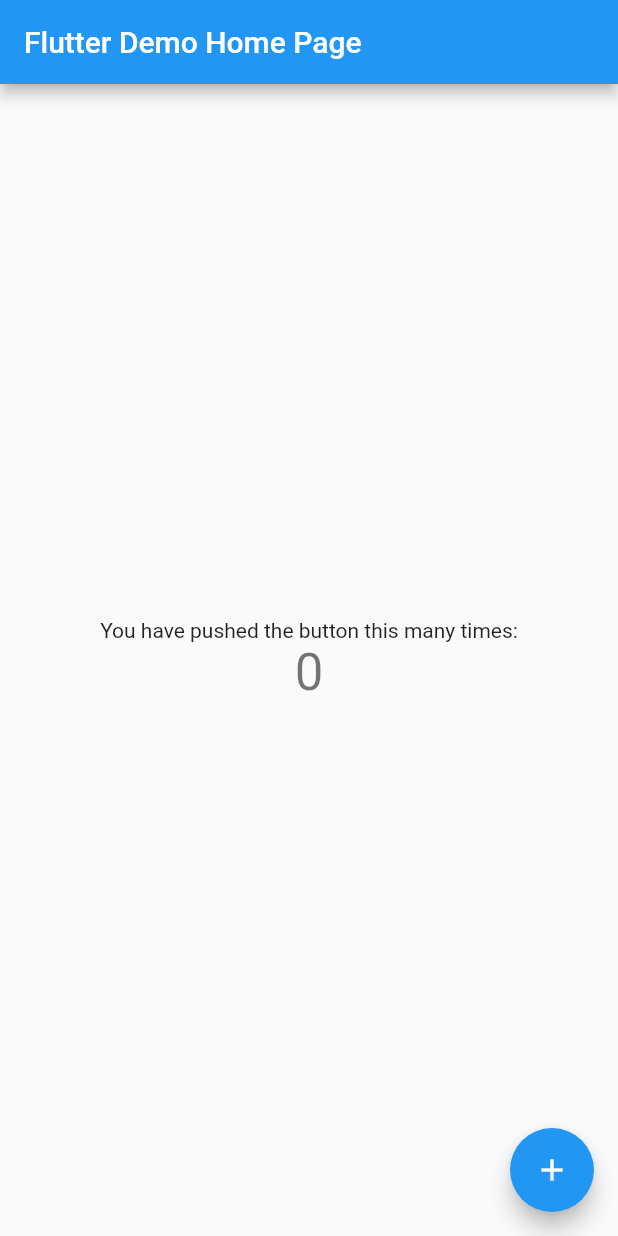
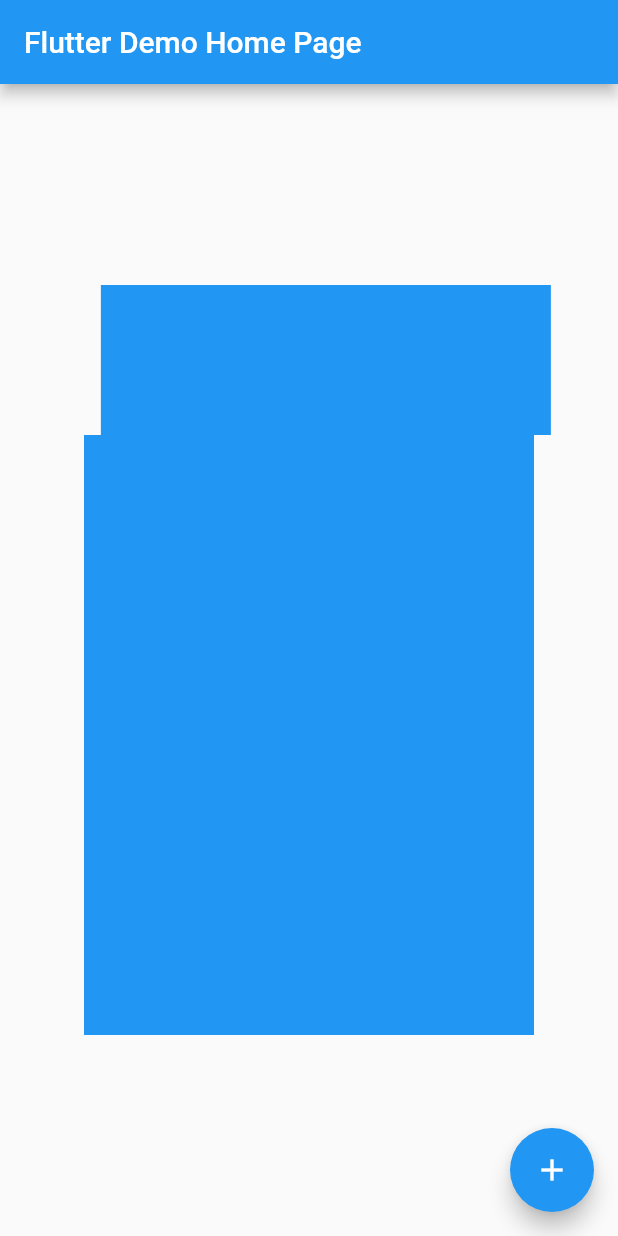
Before and after one commit to Mrs-Chang/flutter_learn, a Flutter app: the screen it shows after launch, on a phone screen of 412 x 824 dp. Run offline on Flutter 3.47's test engine with Material 2 defaults, Android fonts, the phone set to English and light mode, and no system bars.

Commit message:
交错动画，管理区间

```diff
--- a/lib/main.dart
+++ b/lib/main.dart
@@ -13,15 +13,6 @@ class MyApp extends StatelessWidget {
     return MaterialApp(
       title: 'Flutter Demo',
       theme: ThemeData(
-        // This is the theme of your application.
-        //
-        // Try running your application with "flutter run". You'll see the
-        // application has a blue toolbar. Then, without quitting the app, try
-        // changing the primarySwatch below to Colors.green and then invoke
-        // "hot reload" (press "r" in the console where you ran "flutter run",
-        // or simply save your changes to "hot reload" in a Flutter IDE).
-        // Notice that the counter didn't reset back to zero; the application
-        // is not restarted.
         primarySwatch: Colors.blue,
       ),
       home: const MyHomePage(title: 'Flutter Demo Home Page'),
@@ -31,79 +22,70 @@ class MyApp extends StatelessWidget {
 
 class MyHomePage extends StatefulWidget {
   const MyHomePage({Key? key, required this.title}) : super(key: key);
-
-  // This widget is the home page of your application. It is stateful, meaning
-  // that it has a State object (defined below) that contains fields that affect
-  // how it looks.
-
-  // This class is the configuration for the state. It holds the values (in this
-  // case the title) provided by the parent (in this case the App widget) and
-  // used by the build method of the State. Fields in a Widget subclass are
-  // always marked "final".
-
   final String title;
 
   @override
   State<MyHomePage> createState() => _MyHomePageState();
 }
 
-class _MyHomePageState extends State<MyHomePage> {
+class _MyHomePageState extends State<MyHomePage>
+    with SingleTickerProviderStateMixin {
   int _counter = 0;
+
+  late AnimationController _controller;
+
+  @override
+  void initState() {
+    _controller = AnimationController(
+      vsync: this,
+      duration: const Duration(seconds: 4),
+    )..repeat(reverse: true);
+    super.initState();
+  }
+
+  @override
+  void dispose() {
+    _controller.dispose();
+    super.dispose();
+  }
 
   void _incrementCounter() {
     setState(() {
-      // This call to setState tells the Flutter framework that something has
-      // changed in this State, which causes it to rerun the build method below
-      // so that the display can reflect the updated values. If we changed
-      // _counter without calling setState(), then the build method would not be
-      // called again, and so nothing would appear to happen.
       _counter++;
     });
   }
 
   @override
   Widget build(BuildContext context) {
-    // This method is rerun every time setState is called, for instance as done
-    // by the _incrementCounter method above.
-    //
-    // The Flutter framework has been optimized to make rerunning build methods
-    // fast, so that you can just rebuild anything that needs updating rather
-    // than having to individually change instances of widgets.
     return Scaffold(
       appBar: AppBar(
-        // Here we take the value from the MyHomePage object that was created by
-        // the App.build method, and use it to set our appbar title.
         title: Text(widget.title),
       ),
       body: Center(
-        // Center is a layout widget. It takes a single child and positions it
-        // in the middle of the parent.
         child: Column(
-          // Column is also a layout widget. It takes a list of children and
-          // arranges them vertically. By default, it sizes itself to fit its
-          // children horizontally, and tries to be as tall as its parent.
-          //
-          // Invoke "debug painting" (press "p" in the console, choose the
-          // "Toggle Debug Paint" action from the Flutter Inspector in Android
-          // Studio, or the "Toggle Debug Paint" command in Visual Studio Code)
-          // to see the wireframe for each widget.
-          //
-          // Column has various properties to control how it sizes itself and
-          // how it positions its children. Here we use mainAxisAlignment to
-          // center the children vertically; the main axis here is the vertical
-          // axis because Columns are vertical (the cross axis would be
-          // horizontal).
-          mainAxisAlignment: MainAxisAlignment.center,
-          children: <Widget>[
-            const Text(
-              'You have pushed the button this many times:',
-            ),
-            Text(
-              '$_counter',
-              style: Theme.of(context).textTheme.headline4,
-            ),
-          ],
-        ),
+            mainAxisAlignment: MainAxisAlignment.center,
+            children: <Widget>[
+              SlidingBox(
+                  controller: _controller,
+                  color: Colors.blue,
+                  interval: const Interval(0.0, 0.2)),
+              SlidingBox(
+                  controller: _controller,
+                  color: Colors.blue,
+                  interval: const Interval(0.2, 0.4)),
+              SlidingBox(
+                  controller: _controller,
+                  color: Colors.blue,
+                  interval: const Interval(0.4, 0.6)),
+              SlidingBox(
+                  controller: _controller,
+                  color: Colors.blue,
+                  interval: const Interval(0.6, 0.8)),
+              SlidingBox(
+                  controller: _controller,
+                  color: Colors.blue,
+                  interval: const Interval(0.8, 1.0)),
+            ]),
       ),
       floatingActionButton: FloatingActionButton(
         onPressed: _incrementCounter,
@@ -113,3 +95,29 @@ class _MyHomePageState extends State<MyHomePage> {
     );
   }
 }
+
+//封装为一个组件
+class SlidingBox extends StatelessWidget {
+  const SlidingBox({
+    Key? key,
+    required AnimationController controller,
+    required Color color,
+    required Interval interval,
+  })  : _controller = controller,
+        _color = color,
+        _interval = interval,
+        super(key: key);
+  final AnimationController _controller;
+  final Color _color;
+  final Interval _interval;
+
+  @override
+  Widget build(BuildContext context) {
+    return SlideTransition(
+        position: Tween<Offset>(
+          begin: const Offset(0, 0),
+          end: const Offset(0.15, 0),
+        ).chain(CurveTween(curve: _interval)).animate(_controller),
+        child: Container(width: 300, height: 100, color: _color));
+  }
+}
```
